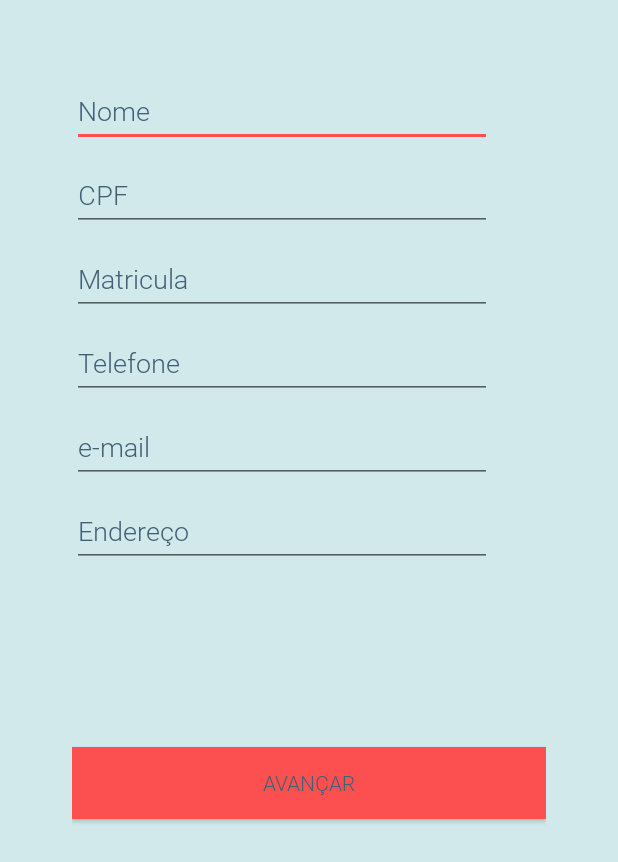
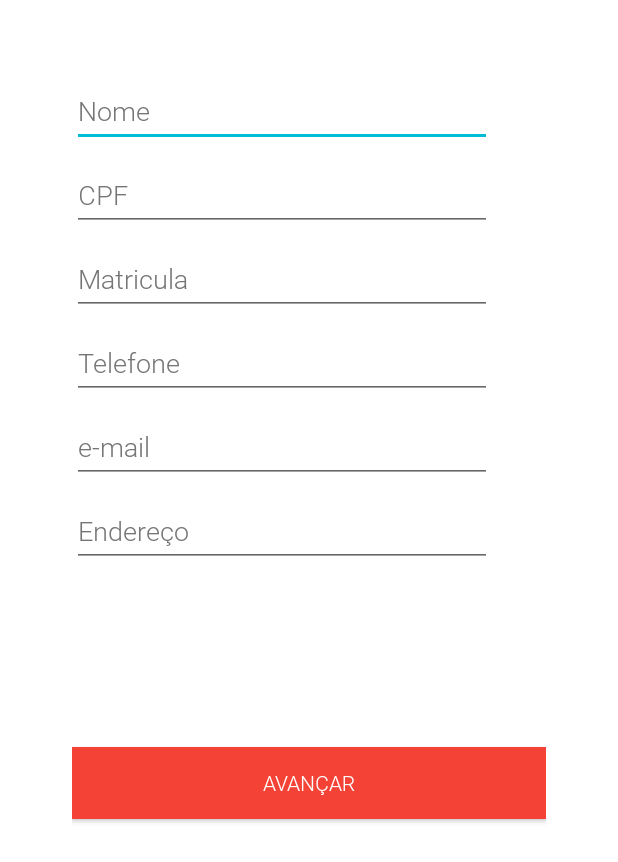
Before and after one commit to bulbanog/BiguniApp, an Android app: the NewAccountActivity screen opened directly, with no data from a screen before it, on a phone screen of 412 x 824 dp. Shown: the top 862 px of the screen. Run offline under Robolectric (Android 15) with nearby library versions, the light colour scheme and no system bars.

Commit message:
Mudanca de paleta de cor

```diff
--- a/BiguniApp2/app/src/main/res/layout/activity_main.xml
+++ b/BiguniApp2/app/src/main/res/layout/activity_main.xml
@@ -5,7 +5,7 @@
     android:layout_width="match_parent"
     android:layout_height="match_parent"
     tools:context="com.biguniunibratec.biguniapp.MainActivity"
-    android:background="#D1E9EA"
+    android:background="@color/primary"
     android:orientation="vertical"
     android:paddingLeft="48dp"
     android:paddingRight="48dp">
@@ -26,9 +26,9 @@
         android:id="@+id/buttonhome"
         android:layout_width="101dp"
         android:layout_height="49dp"
-        android:background="@color/colorPrimaryDark"
+        android:background="@color/icons"
         android:text="go"
-        android:textColor="@color/colorPrimary"
+        android:textColor="@color/primary_text"
         tools:layout_editor_absoluteX="142dp"
         tools:layout_editor_absoluteY="277dp"
         android:layout_alignParentBottom="true"
--- a/BiguniApp2/app/src/main/res/layout/activity_newaccount.xml
+++ b/BiguniApp2/app/src/main/res/layout/activity_newaccount.xml
@@ -1,7 +1,7 @@
 <?xml version="1.0" encoding="utf-8"?>
 <LinearLayout xmlns:android="http://schemas.android.com/apk/res/android"
     android:layout_width="match_parent" android:layout_height="match_parent"
-    android:background="@color/colorPrimary"
+    android:background="@color/icons"
     android:orientation="vertical"
     android:paddingLeft="48dp"
     android:paddingRight="48dp">
@@ -15,8 +15,8 @@
         android:inputType="textPersonName"
         android:text=""
         android:textAlignment="textStart"
-        android:textColor="@color/colorPrimaryDark"
-        android:textColorHint="@color/colorPrimaryDark"
+        android:textColor="@color/primary_text"
+        android:textColorHint="@color/secondary_text"
         android:layout_marginTop="50dp"/>
 
     <EditText
@@ -28,8 +28,8 @@
         android:text=""
         android:hint="CPF"
         android:textAlignment="textStart"
-        android:textColor="@color/colorPrimaryDark"
-        android:textColorHint="@color/colorPrimaryDark"
+        android:textColor="@color/primary_text"
+        android:textColorHint="@color/secondary_text"
         android:layout_centerHorizontal="true"
         android:layout_marginTop="8dp" />
 
@@ -42,8 +42,8 @@
         android:text=""
         android:hint="Matricula"
         android:textAlignment="textStart"
-        android:textColor="@color/colorPrimaryDark"
-        android:textColorHint="@color/colorPrimaryDark"
+        android:textColor="@color/primary_text"
+        android:textColorHint="@color/secondary_text"
         android:layout_marginTop="8dp" />
 
     <EditText
@@ -55,8 +55,8 @@
         android:text=""
         android:hint="Telefone"
         android:textAlignment="textStart"
-        android:textColor="@color/colorPrimaryDark"
-        android:textColorHint="@color/colorPrimaryDark"
+        android:textColor="@color/primary_text"
+        android:textColorHint="@color/secondary_text"
         android:layout_centerVertical="true"
         android:layout_alignParentEnd="true"
         android:layout_marginTop="8dp" />
@@ -70,8 +70,8 @@
         android:text=""
         android:hint="e-mail"
         android:textAlignment="textStart"
-        android:textColor="@color/colorPrimaryDark"
-        android:textColorHint="@color/colorPrimaryDark"
+        android:textColor="@color/primary_text"
+        android:textColorHint="@color/secondary_text"
         android:layout_marginTop="8dp" />
 
     <EditText
@@ -84,8 +84,8 @@
         android:text=""
         android:hint="Endereço"
         android:textAlignment="textStart"
-        android:textColor="@color/colorPrimaryDark"
-        android:textColorHint="@color/colorPrimaryDark"/>
+        android:textColor="@color/primary_text"
+        android:textColorHint="@color/secondary_text"/>
 
     <Button
         android:id="@+id/btnconta1"
@@ -94,7 +94,7 @@
         android:layout_marginTop="120dp"
         android:paddingLeft="0pt"
         android:text="avançar"
-        android:background="@color/colorAccent"
-        android:textColor="@color/colorPrimaryDark"
+        android:background="@color/primary"
+        android:textColor="@color/icons"
         />
 </LinearLayout>
--- a/BiguniApp2/app/src/main/res/values/colors.xml
+++ b/BiguniApp2/app/src/main/res/values/colors.xml
@@ -1,6 +1,11 @@
 <?xml version="1.0" encoding="utf-8"?>
 <resources>
-    <color name="colorPrimary">#D1E9EA</color>
-    <color name="colorPrimaryDark">#415F77</color>
-    <color name="colorAccent">#FC5050</color>
+    <color name="primary">#F44336</color>
+    <color name="primary_dark">#D32F2F</color>
+    <color name="primary_light">#FFCDD2</color>
+    <color name="accent">#00BCD4</color>
+    <color name="primary_text">#212121</color>
+    <color name="secondary_text">#757575</color>
+    <color name="icons">#FFFFFF</color>
+    <color name="divider">#BDBDBD</color>
 </resources>
--- a/BiguniApp2/app/src/main/res/values/styles.xml
+++ b/BiguniApp2/app/src/main/res/values/styles.xml
@@ -2,10 +2,15 @@
 
     <!-- Base application theme. -->
     <style name="AppTheme" parent="Theme.AppCompat.Light.NoActionBar">
-        <!-- Customize your theme here. -->
-        <item name="colorPrimary">@color/colorPrimary</item>
-        <item name="colorPrimaryDark">@color/colorPrimaryDark</item>
-        <item name="colorAccent">@color/colorAccent</item>
+
+        <item name="colorPrimary">@color/primary</item>
+        <item name="colorPrimaryDark">@color/primary_dark</item>
+        <item name="colorPrimaryLight">@color/primary_light</item>
+        <item name="colorAccent">@color/accent</item>
+        <item name="colorPrimaryText">@color/primary_text</item>
+        <item name="colorSecondaryText">@color/secondary_text</item>
+        <item name="colorIcons">@color/icons</item>
+        <item name="colorDivider">@color/divider</item>
     </style>
 
 </resources>
```
Also changed, not shown: BiguniApp2/app/src/main/res/layout/activity_newaccount2.xml (+8 -7 lines), BiguniApp2/app/src/main/res/layout/activity_newaccount3.xml (+12 -12 lines), BiguniApp2/app/src/main/res/layout/activity_second.xml (+6 -5 lines).
